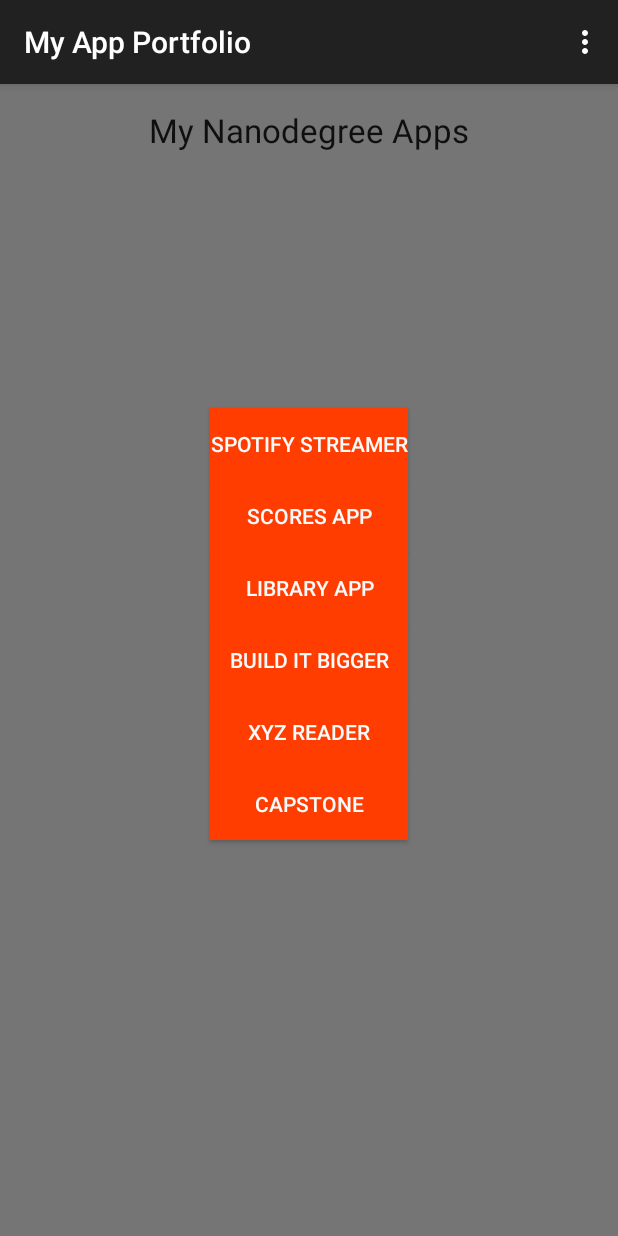
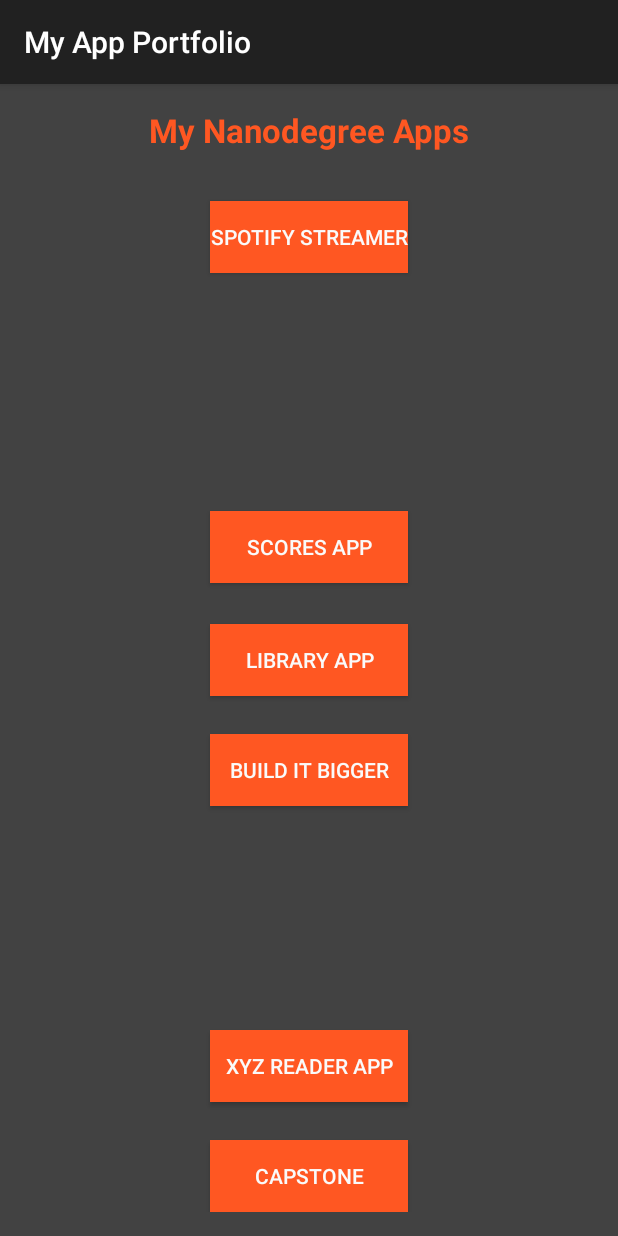
Before and after one commit to apodraz2/MyAppPortfolio, an Android app: the screen it shows after launch (MainActivity), after a tap on "SCORES APP", on a phone screen of 412 x 824 dp. Run offline under Robolectric (Android 15) with nearby library versions, the phone set to English and light mode, and no system bars.

```diff
--- a/app/src/main/java/com/podraza/android/myappportfolio/MainActivity.java
+++ b/app/src/main/java/com/podraza/android/myappportfolio/MainActivity.java
@@ -12,113 +12,43 @@ import android.widget.Toast;
 
 public class MainActivity extends ActionBarActivity {
 
+    Context context;
+
+
+    private Toast mAppToast;
+
     @Override
     protected void onCreate(Bundle savedInstanceState) {
         super.onCreate(savedInstanceState);
         setContentView(R.layout.activity_main);
 
-        final Context context = getApplicationContext();
-
-
-        Button spotify = (Button) findViewById(R.id.button);
-        spotify.setOnClickListener(new View.OnClickListener() {
-            @Override
-            public void onClick(View v) {
-
-                CharSequence text = "This will start my Spotify App!";
-                int duration = Toast.LENGTH_SHORT;
-
-                Toast toast = Toast.makeText(context, text, duration);
-                toast.show();
-            }
-        });
-
-        Button scores = (Button) findViewById(R.id.button2);
-        scores.setOnClickListener(new View.OnClickListener() {
-            @Override
-            public void onClick(View v) {
-
-                CharSequence text = "This will start my Scores App!";
-                int duration = Toast.LENGTH_SHORT;
-
-                Toast toast = Toast.makeText(context, text, duration);
-                toast.show();
-            }
-        });
-
-        Button library = (Button) findViewById(R.id.button3);
-        library.setOnClickListener(new View.OnClickListener() {
-            @Override
-            public void onClick(View v) {
-
-                CharSequence text = "This will start my Library App!";
-                int duration = Toast.LENGTH_SHORT;
-
-                Toast toast = Toast.makeText(context, text, duration);
-                toast.show();
-            }
-        });
-
-        Button buildItBigger = (Button) findViewById(R.id.button4);
-        buildItBigger.setOnClickListener(new View.OnClickListener() {
-            @Override
-            public void onClick(View v) {
-
-                CharSequence text = "This will start my Build It Bigger App!";
-                int duration = Toast.LENGTH_SHORT;
-
-                Toast toast = Toast.makeText(context, text, duration);
-                toast.show();
-            }
-        });
-
-        Button xyz = (Button) findViewById(R.id.button5);
-        xyz.setOnClickListener(new View.OnClickListener() {
-            @Override
-            public void onClick(View v) {
-
-                CharSequence text = "This will start my XYZ Reader App!";
-                int duration = Toast.LENGTH_SHORT;
-
-                Toast toast = Toast.makeText(context, text, duration);
-                toast.show();
-            }
-        });
-
-        Button capstone = (Button) findViewById(R.id.button6);
-        capstone.setOnClickListener(new View.OnClickListener() {
-            @Override
-            public void onClick(View v) {
-
-                CharSequence text = "This will start my Capstone App!";
-                int duration = Toast.LENGTH_SHORT;
-
-                Toast toast = Toast.makeText(context, text, duration);
-                toast.show();
-            }
-        });
-
     }
 
-    @Override
-    public boolean onCreateOptionsMenu(Menu menu) {
-        // Inflate the menu; this adds items to the action bar if it is present.
-        getMenuInflater().inflate(R.menu.menu_main, menu);
-        return true;
+    public void showToast(View v) {
+
+        switch (v.getId()) {
+            case R.id.spotify:
+            case R.id.scores:
+            case R.id.library:
+            case R.id.build_it_bigger:
+            case R.id.xyz:
+            case R.id.capstone:
+                displayToast(((Button)v).getText().toString());
+                break;
+        }
     }
 
-    @Override
-    public boolean onOptionsItemSelected(MenuItem item) {
-        // Handle action bar item clicks here. The action bar will
-        // automatically handle clicks on the Home/Up button, so long
-        // as you specify a parent activity in AndroidManifest.xml.
-        int id = item.getItemId();
+    public void displayToast(String text) {
 
-        //noinspection SimplifiableIfStatement
-        if (id == R.id.action_settings) {
-            return true;
+        if(mAppToast !=null){
+            mAppToast.cancel();
         }
 
-        return super.onOptionsItemSelected(item);
+        context = getApplicationContext();
+
+        int duration = Toast.LENGTH_SHORT;
+
+        mAppToast = Toast.makeText(context, text, duration);
+        mAppToast.show();
     }
 }
--- a/app/src/main/res/layout/activity_main.xml
+++ b/app/src/main/res/layout/activity_main.xml
@@ -4,7 +4,7 @@
     android:paddingRight="@dimen/activity_horizontal_margin"
     android:paddingTop="@dimen/activity_vertical_margin"
     android:paddingBottom="@dimen/activity_vertical_margin" tools:context=".MainActivity"
-    android:background="#757575">
+    android:background="@color/background_silver">
 
     <TextView
         android:layout_width="wrap_content"
@@ -13,80 +13,108 @@
         android:text="My Nanodegree Apps"
         android:id="@+id/textView"
         android:layout_alignParentTop="true"
-        android:layout_centerHorizontal="true" />
+        android:layout_centerHorizontal="true"
+        android:textColor="@color/button_orange"
+        android:textStyle="bold"
+        />
+
+    <RelativeLayout
+        android:layout_width="match_parent"
+        android:layout_height="match_parent"
+        android:layout_alignParentBottom="true"
+        android:layout_alignParentLeft="true"
+        android:layout_alignParentStart="true">
 
         <Button
             android:layout_width="wrap_content"
             android:layout_height="wrap_content"
-        android:text="Spotify Streamer"
-        android:id="@+id/button"
-        android:background="#FF3D00"
-        android:textColor="#FAFAFA"
-        android:layout_above="@+id/button2"
-        android:layout_centerHorizontal="true" />
-    <Button
-        android:layout_width="wrap_content"
-        android:layout_height="wrap_content"
-        android:text="Scores App"
-        android:id="@+id/button2"
-        android:background="#FF3D00"
-        android:textColor="#FAFAFA"
-        android:layout_above="@+id/button3"
-        android:layout_alignLeft="@+id/button"
-        android:layout_alignStart="@+id/button"
-        android:layout_alignRight="@+id/button"
-        android:layout_alignEnd="@+id/button" />
+            android:text="@string/spotify_button"
+            android:id="@+id/spotify"
+            android:background="@color/button_orange"
+            android:textColor="@color/font_silver"
+            android:layout_marginTop="62dp"
+            android:layout_alignParentTop="true"
+            android:layout_centerHorizontal="true"
+            android:onClick="showToast"
+            />
 
         <Button
             android:layout_width="wrap_content"
             android:layout_height="wrap_content"
-        android:text="Library App"
-        android:id="@+id/button3"
-        android:background="#FF3D00"
-        android:textColor="#FAFAFA"
-        android:layout_above="@+id/button4"
-        android:layout_alignLeft="@+id/button2"
-        android:layout_alignStart="@+id/button2"
-        android:layout_alignRight="@+id/button"
-        android:layout_alignEnd="@+id/button" />
+            android:text="@string/scores_button"
+            android:id="@+id/scores"
+            android:background="@color/button_orange"
+            android:textColor="@color/font_silver"
+            android:layout_above="@+id/library"
+            android:layout_alignLeft="@+id/spotify"
+            android:layout_alignStart="@+id/spotify"
+            android:layout_marginBottom="27dp"
+            android:layout_alignRight="@+id/spotify"
+            android:layout_alignEnd="@+id/spotify"
+            android:onClick="showToast"
+            />
 
         <Button
             android:layout_width="wrap_content"
             android:layout_height="wrap_content"
-        android:text="Build It Bigger"
-        android:id="@+id/button4"
-        android:background="#FF3D00"
-        android:textColor="#FAFAFA"
+            android:text="@string/library_button"
+            android:id="@+id/library"
+            android:background="@color/button_orange"
+            android:textColor="@color/font_silver"
             android:layout_centerVertical="true"
-        android:layout_alignLeft="@+id/button3"
-        android:layout_alignStart="@+id/button3"
-        android:layout_alignRight="@+id/button3"
-        android:layout_alignEnd="@+id/button3" />
+            android:layout_alignLeft="@+id/scores"
+            android:layout_alignStart="@+id/scores"
+            android:layout_alignRight="@+id/scores"
+            android:layout_alignEnd="@+id/scores"
+            android:onClick="showToast"
+            />
 
         <Button
             android:layout_width="wrap_content"
             android:layout_height="wrap_content"
-        android:text="XYZ Reader"
-        android:id="@+id/button5"
-        android:background="#FF3D00"
-        android:textColor="#FAFAFA"
-        android:layout_below="@+id/button4"
-        android:layout_alignLeft="@+id/button4"
-        android:layout_alignStart="@+id/button4"
-        android:layout_alignRight="@+id/button4"
-        android:layout_alignEnd="@+id/button4" />
+            android:text="@string/build_it_bigger_button"
+            android:id="@+id/build_it_bigger"
+            android:background="@color/button_orange"
+            android:textColor="@color/font_silver"
+            android:layout_marginTop="25dp"
+            android:layout_below="@+id/library"
+            android:layout_alignLeft="@+id/library"
+            android:layout_alignStart="@+id/scores"
+            android:layout_alignRight="@+id/scores"
+            android:layout_alignEnd="@+id/library"
+            android:onClick="showToast"
+            />
 
         <Button
             android:layout_width="wrap_content"
             android:layout_height="wrap_content"
-        android:text="CAPSTONE"
-        android:id="@+id/button6"
-        android:background="#FF3D00"
-        android:textColor="#FAFAFA"
-        android:layout_below="@+id/button5"
-        android:layout_alignLeft="@+id/button5"
-        android:layout_alignStart="@+id/button5"
-        android:layout_alignRight="@+id/button4"
-        android:layout_alignEnd="@+id/button4" />
+            android:text="@string/xyz_reader_button"
+            android:id="@+id/xyz"
+            android:background="@color/button_orange"
+            android:textColor="@color/font_silver"
+            android:layout_above="@+id/capstone"
+            android:layout_alignRight="@+id/library"
+            android:layout_alignEnd="@+id/library"
+            android:layout_marginTop="25dp"
+            android:layout_alignLeft="@+id/library"
+            android:layout_alignStart="@+id/library"
+            android:onClick="showToast"
+            />
+
+        <Button
+            android:layout_width="wrap_content"
+            android:layout_height="wrap_content"
+            android:text="@string/capstone_button"
+            android:id="@+id/capstone"
+            android:background="@color/button_orange"
+            android:textColor="@color/font_silver"
+            android:layout_alignParentBottom="true"
+            android:layout_alignLeft="@+id/library"
+            android:layout_marginTop="25dp"
+            android:layout_alignRight="@+id/library"
+            android:layout_alignEnd="@+id/library"
+            android:onClick="showToast"
+            />
+    </RelativeLayout>
 
 </RelativeLayout>
--- /dev/null
+++ b/app/src/main/res/values/colors.xml
@@ -0,0 +1,7 @@
+<?xml version="1.0" encoding="utf-8"?>
+<resources>
+    <color name="button_orange">#FF5722</color>
+    <color name="font_silver">#FAFAFA</color>
+    <color name="background_silver">#424242</color>
+
+</resources>
--- a/app/src/main/res/values/strings.xml
+++ b/app/src/main/res/values/strings.xml
@@ -3,4 +3,10 @@
 
     <string name="hello_world">Hello world!</string>
     <string name="action_settings">Settings</string>
+    <string name="spotify_button">Spotify Streamer</string>
+    <string name="scores_button">Scores App</string>
+    <string name="library_button">Library App</string>
+    <string name="build_it_bigger_button">Build It Bigger</string>
+    <string name="xyz_reader_button">XYZ Reader App</string>
+    <string name="capstone_button">CAPSTONE</string>
 </resources>
```
Lines whose indentation alone changed are shown as unchanged.
